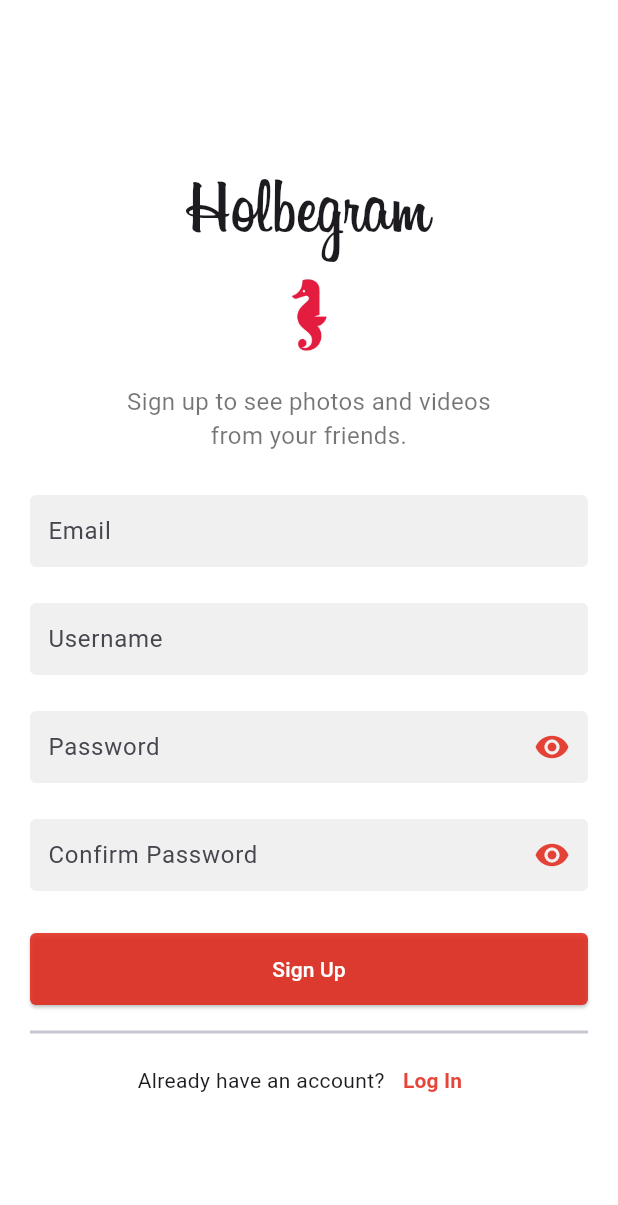
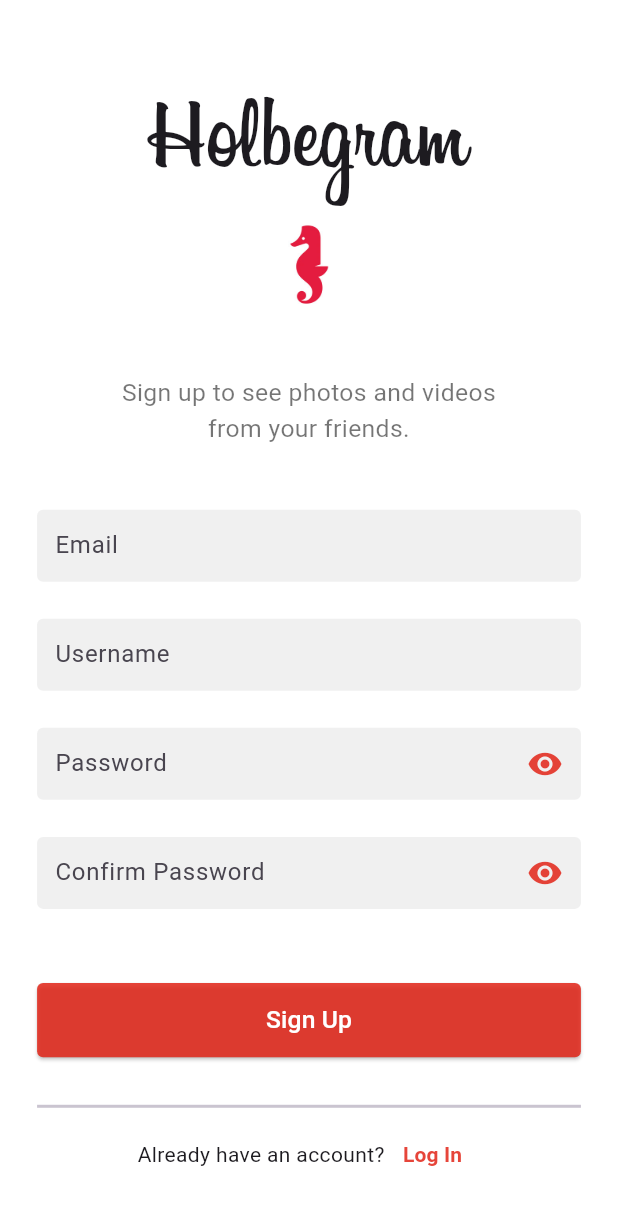
Before and after one commit to MathieuMorel62/holbertonschool-holbegram, a Flutter app: the SignUpScreen screen opened directly, on a phone screen of 412 x 824 dp. Shown: the top 1205 px of the screen. Run offline on Flutter 3.47's test engine with Material 3 defaults, Android fonts, the phone set to English and light mode, and no system bars; our stand-ins replace cloud_firestore, firebase_auth, firebase_core, firebase_storage, image_picker; accounts and stored records are empty; network calls fail.

```diff
--- a/lib/screens/signup_screen.dart
+++ b/lib/screens/signup_screen.dart
@@ -1,9 +1,9 @@
 import 'package:flutter/material.dart';
 import 'package:holbegram/widgets/text_field.dart';
 import 'login_screen.dart';
-import 'upload_image_screen.dart'; // Importation de la page AddPicture
+import 'upload_image_screen.dart';
 
-// Déclaration du widget Stateful pour la page d'inscription
+// Classe pour l'écran d'inscription
 class SignUpScreen extends StatefulWidget {
   const SignUpScreen({super.key});
 
@@ -18,7 +18,6 @@ class SignUpScreenState extends State<SignUpScreen> {
   final TextEditingController usernameController = TextEditingController();
   final TextEditingController passwordController = TextEditingController();
   final TextEditingController passwordConfirmController = TextEditingController();
-  // Variable pour contrôler la visibilité du mot de passe
   bool _passwordVisible = true;
 
   // Libère les ressources des contrôleurs lorsqu'ils ne sont plus nécessaires
@@ -68,66 +67,61 @@ class SignUpScreenState extends State<SignUpScreen> {
   // Construire l'interface utilisateur
   @override
   Widget build(BuildContext context) {
-    // Obtenir les dimensions de l'écran
-    final Size screenSize = MediaQuery.of(context).size;
+    final double screenHeight = MediaQuery.of(context).size.height;
+    final double screenWidth = MediaQuery.of(context).size.width;
 
     return Scaffold(
       backgroundColor: Colors.white,
       body: SingleChildScrollView(
-        // Utilisation de ConstrainedBox et IntrinsicHeight pour gérer la taille minimale et intrinsèque de la page
-        child: ConstrainedBox(
-          constraints: BoxConstraints(
-            minHeight: screenSize.height,
-          ),
-          child: IntrinsicHeight(
+        child: Center(
+          child: Padding(
+            padding: EdgeInsets.symmetric(horizontal: screenWidth * 0.01),
             child: Column(
-              mainAxisAlignment: MainAxisAlignment.center,
               children: <Widget>[
-                const SizedBox(height: 28),
-                 // Titre de l'application
-                const Text(
+                SizedBox(height: screenHeight * 0.06),
+
+                // Affiche le texte et le logo de l'application
+                Text(
                   'Holbegram',
                   style: TextStyle(
                     fontFamily: 'Billabong',
-                    fontSize: 50,
+                    fontSize: screenHeight * 0.08,
                   ),
                 ),
-                 // Logo de l'application
                 Image.asset(
                   'assets/images/logo.png',
-                  width: 80,
-                  height: 60,
+                  width: screenWidth * 0.2,
+                  height: screenHeight * 0.08,
                 ),
-                const SizedBox(height: 16),
-                // Texte descriptif
-                const Text(
+                SizedBox(height: screenHeight * 0.05),
+
+                // Affiche le texte d'invitation à s'inscrire
+                Text(
                   'Sign up to see photos and videos\nfrom your friends.',
                   textAlign: TextAlign.center,
                   style: TextStyle(
-                    fontSize: 16,
+                    fontSize: screenHeight * 0.02,
                     color: Colors.black54,
                   ),
                 ),
-                const SizedBox(height: 28),
-                // Padding pour ajouter des marges intérieures
+                SizedBox(height: screenHeight * 0.05),
+
+                // Affiche les champs de saisie pour l'inscription
                 Padding(
-                  padding: const EdgeInsets.symmetric(horizontal: 20),
+                  padding: EdgeInsets.symmetric(horizontal: screenWidth * 0.05),
                   child: Column(
                     children: <Widget>[
-                      // Champ de texte pour l'email
                       TextFieldInput(
                         controller: emailController,
                         hintText: 'Email',
                         keyboardType: TextInputType.emailAddress,
                       ),
-                      const SizedBox(height: 24),
-                      // Champ de texte pour le nom d'utilisateur
+                      SizedBox(height: screenHeight * 0.03),
                       TextFieldInput(
                         controller: usernameController,
                         hintText: 'Username',
                       ),
-                      const SizedBox(height: 24),
-                      // Champ de texte pour le mot de passe avec option de visibilité
+                      SizedBox(height: screenHeight * 0.03),
                       TextFieldInput(
                         controller: passwordController,
                         isPassword: !_passwordVisible,
@@ -139,15 +133,15 @@ class SignUpScreenState extends State<SignUpScreen> {
                             color: const Color.fromARGB(218, 226, 37, 24),
                           ),
                           onPressed: () {
-                            // Change la visibilité du mot de passe
                             setState(() {
                               _passwordVisible = !_passwordVisible;
                             });
                           },
                         ),
                       ),
-                      const SizedBox(height: 24),
-                      // Champ de texte pour la confirmation du mot de passe avec option de visibilité
+                      SizedBox(height: screenHeight * 0.03),
+
+                      // Affiche le champ de confirmation du mot de passe
                       TextFieldInput(
                         controller: passwordConfirmController,
                         isPassword: !_passwordVisible,
@@ -159,17 +153,17 @@ class SignUpScreenState extends State<SignUpScreen> {
                             color: const Color.fromARGB(218, 226, 37, 24),
                           ),
                           onPressed: () {
-                            // Change la visibilité du mot de passe
                             setState(() {
                               _passwordVisible = !_passwordVisible;
                             });
                           },
                         ),
                       ),
-                      const SizedBox(height: 28),
-                      // Bouton d'inscription
+                      SizedBox(height: screenHeight * 0.06),
+
+                      // Affiche le bouton d'inscription
                       SizedBox(
-                        height: 48,
+                        height: screenHeight * 0.06,
                         width: double.infinity,
                         child: ElevatedButton(
                           style: ElevatedButton.styleFrom(
@@ -180,19 +174,28 @@ class SignUpScreenState extends State<SignUpScreen> {
                             ),
                           ),
                           onPressed: navigateToAddPicture,
-                          child: const Text(
+                          child: Text(
                             'Sign Up',
-                            style: TextStyle(color: Colors.white),
+                            style: TextStyle(
+                              color: Colors.white,
+                              fontSize: screenHeight * 0.020,
+                            ),
                           ),
                         ),
                       ),
-                      const SizedBox(height: 10),
+                      SizedBox(height: screenHeight * 0.03),
                       const Divider(thickness: 2),
-                      // Lien pour naviguer vers la page de connexion
+
+                      // Affiche le texte pour se connecter si l'utilisateur a déjà un compte
                       Row(
                         mainAxisAlignment: MainAxisAlignment.center,
                         children: [
-                          const Text("Already have an account?"),
+                          Text(
+                            "Already have an account?",
+                            style: TextStyle(
+                              fontSize: screenHeight * 0.017,
+                            ),
+                          ),
                           TextButton(
                             onPressed: () {
                               Navigator.push(
@@ -200,11 +203,12 @@ class SignUpScreenState extends State<SignUpScreen> {
                                 MaterialPageRoute(builder: (context) => const LoginScreen()),
                               );
                             },
-                            child: const Text(
+                            child: Text(
                               'Log In',
                               style: TextStyle(
                                 fontWeight: FontWeight.bold,
-                                color: Color.fromARGB(218, 226, 37, 24),
+                                color: const Color.fromARGB(218, 226, 37, 24),
+                                fontSize: screenHeight * 0.017,
                               ),
                             ),
                           ),
```
